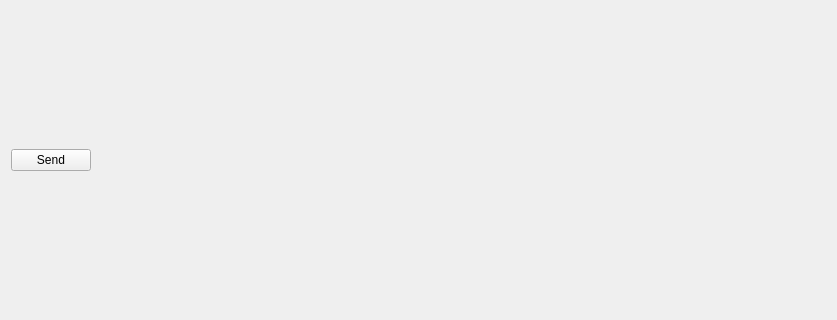
Above: thor_mang_torque_control/resources/torque_control.ui from thor-mang/thor_mang_ui before the change; both pictures show x 0 to 837 and y 157 to 477 of the 837 by 635 pixel window. Below: the same form after it.
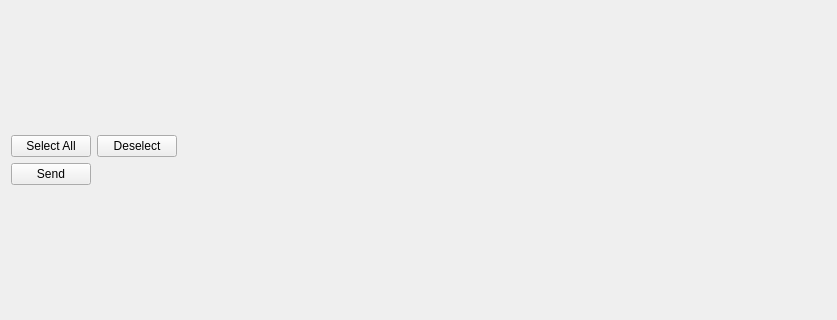
That is the form after the change.

Commit message: added buttons to select/deselect all

Diff of the .ui file:
```diff
--- a/thor_mang_torque_control/resources/torque_control.ui
+++ b/thor_mang_torque_control/resources/torque_control.ui
@@ -24,7 +24,40 @@
     <layout class="QHBoxLayout" name="appendage_layout"/>
    </item>
    <item>
-    <layout class="QHBoxLayout" name="button_layout">
+    <layout class="QVBoxLayout" name="button_layout">
+     <item>
+      <layout class="QHBoxLayout" name="send_button_layout">
+       <item>
+        <widget class="QPushButton" name="select_all_button">
+         <property name="text">
+          <string>Select All</string>
+         </property>
+        </widget>
+       </item>
+       <item>
+        <widget class="QPushButton" name="deselect_button">
+         <property name="text">
+          <string>Deselect</string>
+         </property>
+        </widget>
+       </item>
+       <item>
+        <spacer name="horizontalSpacer_2">
+         <property name="orientation">
+          <enum>Qt::Horizontal</enum>
+         </property>
+         <property name="sizeHint" stdset="0">
+          <size>
+           <width>40</width>
+           <height>20</height>
+          </size>
+         </property>
+        </spacer>
+       </item>
+      </layout>
+     </item>
+     <item>
+      <layout class="QHBoxLayout" name="select_buttons_layout">
      <item>
       <widget class="QPushButton" name="send_torque">
        <property name="text">
@@ -44,6 +77,8 @@
         </size>
        </property>
       </spacer>
+       </item>
+      </layout>
      </item>
     </layout>
    </item>
```
Lines whose indentation alone changed are shown as unchanged. The commit also changes 1 other file.
